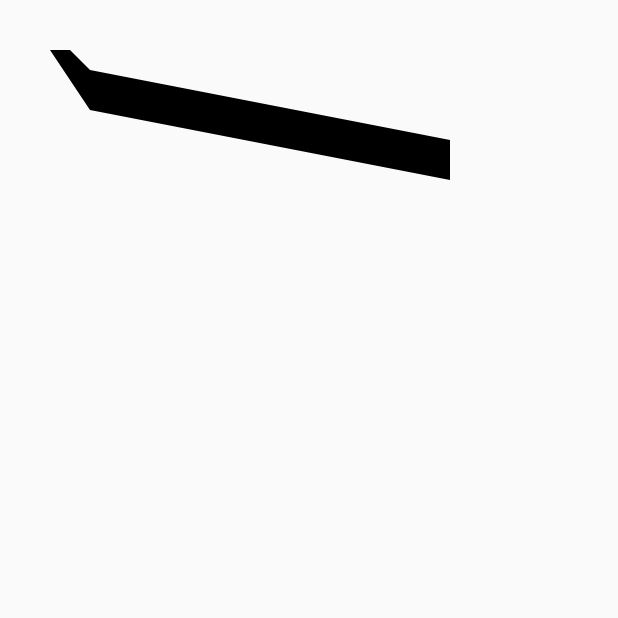
After one commit to MyChanges/MyAndroid, an Android app: the CustomViewActivity screen opened directly, with no data from a screen before it, on a phone screen of 412 x 824 dp, the top half of it. The commit adds this screen. Run offline under Robolectric (Android 15) with nearby library versions, the phone set to English and light mode, and no system bars.

Commit message:
+fixed:添加自定三角型

```diff
--- a/Android_frame/app/src/main/AndroidManifest.xml
+++ b/Android_frame/app/src/main/AndroidManifest.xml
@@ -63,6 +63,9 @@
         <activity android:name=".activity.DensityActivity">
 
         </activity>
+        <activity android:name=".activity.CustomViewActivity">
+
+        </activity>
     </application>
     <uses-permission android:name="android.permission.INTERNET" /> <!--连接网络权限-->
     <uses-permission android:name="android.permission.WRITE_EXTERNAL_STORAGE" /><!--文件写权限-->
--- a/Android_frame/app/src/main/java/test/zp/com/myandroid/MainActivity.java
+++ b/Android_frame/app/src/main/java/test/zp/com/myandroid/MainActivity.java
@@ -12,6 +12,7 @@ import test.zp.com.myandroid.activity.BroadCaseReceiverActivity;
 import test.zp.com.myandroid.activity.ChartActivity;
 import test.zp.com.myandroid.activity.ClipboardActivity;
 import test.zp.com.myandroid.activity.CustomActivity;
+import test.zp.com.myandroid.activity.CustomViewActivity;
 import test.zp.com.myandroid.activity.DensityActivity;
 import test.zp.com.myandroid.activity.JumpActivity;
 import test.zp.com.myandroid.activity.LoginActivity;
@@ -37,7 +38,7 @@ public class MainActivity extends BaseActivity {
 
     @Override
     protected void initData() {
-        mData = new String[]{"jni调用", "登陆测试", "Activity跳转测试", "BroadCaseReceiver", "Service", "AndroidChart", "customView", "sharePic", " clipboard", "density"};
+        mData = new String[]{"jni调用", "登陆测试", "Activity跳转测试", "BroadCaseReceiver", "Service", "AndroidChart", "customView", "sharePic", " clipboard", "density","customView"};
     }
 
     @Override
@@ -88,7 +89,7 @@ public class MainActivity extends BaseActivity {
                         startActivity(new Intent(MainActivity.this, DensityActivity.class));
                         break;
                     case 10:
-                        startActivity(new Intent(MainActivity.this, DensityActivity.class));
+                        startActivity(new Intent(MainActivity.this, CustomViewActivity.class));
                         break;
                     default:
                 }
--- /dev/null
+++ b/Android_frame/app/src/main/java/test/zp/com/myandroid/activity/CustomViewActivity.java
@@ -0,0 +1,21 @@
+package test.zp.com.myandroid.activity;
+
+import android.app.Activity;
+import android.os.Bundle;
+import android.support.annotation.Nullable;
+
+import test.zp.com.myandroid.R;
+
+/**
+ * @author change
+ * @date 2018/12/7
+ * @Description: [自定义Activity]
+ */
+
+public class CustomViewActivity extends Activity {
+    @Override
+    protected void onCreate(@Nullable Bundle savedInstanceState) {
+        super.onCreate(savedInstanceState);
+        setContentView(R.layout.activity_custom_view);
+    }
+}
--- /dev/null
+++ b/Android_frame/app/src/main/java/test/zp/com/myandroid/view/TriangleView.java
@@ -0,0 +1,64 @@
+package test.zp.com.myandroid.view;
+
+import android.content.Context;
+import android.graphics.Canvas;
+import android.graphics.Color;
+import android.graphics.Paint;
+import android.graphics.Path;
+import android.support.annotation.Nullable;
+import android.util.AttributeSet;
+import android.view.View;
+
+/**
+ * @author change
+ * @date 2018/12/7
+ * @Description: [一句话描述该类的功能]
+ */
+
+public class TriangleView extends View {
+    private Paint mPaint;
+
+    public TriangleView(Context context, @Nullable AttributeSet attrs, int defStyleAttr) {
+        super(context, attrs, defStyleAttr);
+        init();
+    }
+
+
+    public TriangleView(Context context, @Nullable AttributeSet attrs) {
+        super(context, attrs);
+        init();
+    }
+
+    public TriangleView(Context context) {
+        super(context);
+        init();
+    }
+
+    private void init() {
+        mPaint = new Paint();
+        mPaint.setColor(Color.BLACK);
+    }
+
+
+    @Override
+    protected void onDraw(Canvas canvas) {
+        super.onDraw(canvas);
+
+        //实例化路径
+        Path path = new Path();
+        /**
+         * 此点为多边形的起点
+         */
+        path.moveTo(50, 50);
+        path.lineTo(70, 50);
+        path.lineTo(90,70);
+        path.lineTo(450,140);
+        path.lineTo(450,180);
+        path.lineTo(90,110);
+        /**
+         * 使这些点构成封闭的多边形
+         */
+        path.close();
+        canvas.drawPath(path, mPaint);
+    }
+}
--- /dev/null
+++ b/Android_frame/app/src/main/res/layout/activity_custom_view.xml
@@ -0,0 +1,13 @@
+<?xml version="1.0" encoding="utf-8"?>
+<LinearLayout xmlns:android="http://schemas.android.com/apk/res/android"
+    android:orientation="vertical" android:layout_width="match_parent"
+    android:layout_height="match_parent">
+
+
+    <test.zp.com.myandroid.view.TriangleView
+        android:id="@+id/view_triangle"
+        android:layout_width="wrap_content"
+        android:layout_height="wrap_content"
+        >
+    </test.zp.com.myandroid.view.TriangleView>
+</LinearLayout>
```
